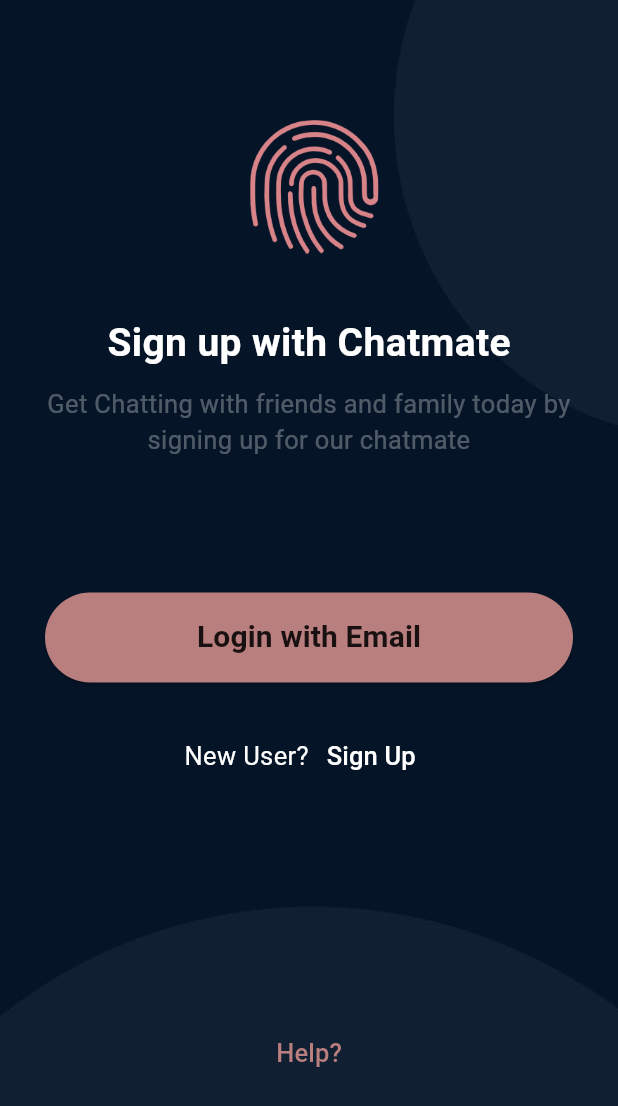
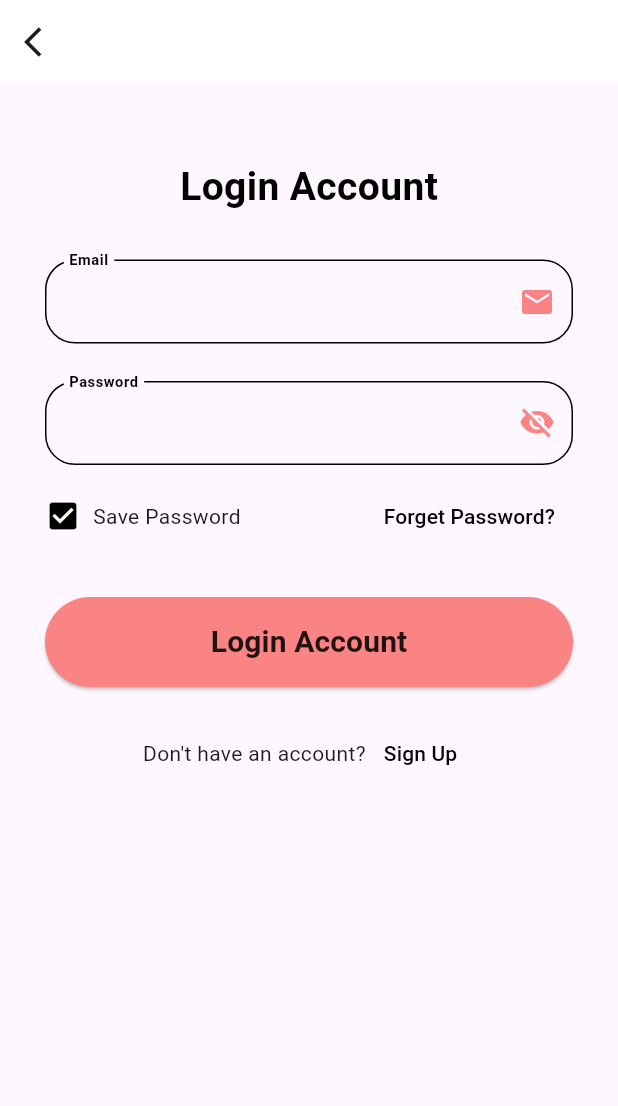
Before and after one commit to marufhasanmitul/chatmate, a Flutter app: the screen it shows after launch, after a tap on "Login with Email", on a phone screen of 412 x 824 dp. Shown: the top 1106 px of the screen. Run offline on Flutter 3.47's test engine with Material 2 defaults, Android fonts, the phone set to English and light mode, and no system bars; our stand-ins replace get.

Commit message:
helpScreen and LoginScreen has added

```diff
--- a/lib/Utils/colorAll.dart
+++ b/lib/Utils/colorAll.dart
@@ -13,5 +13,5 @@ class ColorAll {
     800: const Color(0xFF1565C0),
     900: const Color(0xFF0D47A1),
   };
-  static const Color primaryColor = Color(0xFFB97E7E);
+  static const Color primaryColor = Color(0xFFFA8484);
 }
--- a/lib/main.dart
+++ b/lib/main.dart
@@ -1,5 +1,6 @@
 import 'package:chatmate/screens/splash_screen.dart';
 import 'package:flutter/material.dart';
+import 'package:get/get.dart';
 
 void main() {
   runApp(const MyApp());
@@ -11,7 +12,7 @@ class MyApp extends StatelessWidget {
   // This widget is the root of your application.
   @override
   Widget build(BuildContext context) {
-    return MaterialApp(
+    return GetMaterialApp(
       debugShowCheckedModeBanner: false,
       title: 'Flutter Demo',
       theme: ThemeData(
--- /dev/null
+++ b/lib/screens/authScreens/LoginScreen.dart
@@ -0,0 +1,194 @@
+import 'package:chatmate/Utils/colorAll.dart';
+import 'package:chatmate/screens/splash_screen.dart';
+import 'package:flutter/material.dart';
+import 'package:get/get.dart';
+
+class LoginScreen extends StatefulWidget {
+  const LoginScreen({super.key});
+
+  @override
+  State<LoginScreen> createState() => _LoginScreenState();
+}
+
+class _LoginScreenState extends State<LoginScreen> {
+  final globalkey = GlobalKey<FormState>();
+  final TextEditingController emailController = TextEditingController();
+  final TextEditingController passwordController = TextEditingController();
+
+  String? _validateEmail(value) {
+    if (value!.isEmpty) {
+      return 'Please enter an Email';
+    }
+    RegExp emailReg = RegExp(r'^[\w-\.]+@([\w-]+\.)+[\w-]{2,4}$');
+    if (!emailReg.hasMatch(value)) {
+      return 'Please enter an valid email';
+    }
+    return null;
+  }
+
+  void _submitform() {
+    if (globalkey.currentState!.validate()) {}
+  }
+
+  @override
+  Widget build(BuildContext context) {
+    return Scaffold(
+      appBar: AppBar(
+        leading: IconButton(
+            onPressed: () {
+              Get.off(const SplashScreen());
+            },
+            icon: const Icon(Icons.arrow_back_ios)),
+        backgroundColor: Colors.white,
+        elevation: 0,
+      ),
+      body: SingleChildScrollView(
+        child: Container(
+            width: double.infinity,
+            height: MediaQuery.of(context).size.height,
+            padding: const EdgeInsets.symmetric(horizontal: 30, vertical: 50),
+            child: Column(
+              crossAxisAlignment: CrossAxisAlignment.center,
+              children: [
+                const Text(
+                  'Login Account',
+                  style: TextStyle(
+                      fontWeight: FontWeight.bold,
+                      fontSize: 26,
+                      color: Colors.black),
+                ),
+                const SizedBox(
+                  height: 30,
+                ),
+                Form(
+                  key: globalkey,
+                  child: Column(
+                    children: [
+                      TextFormField(
+                          controller: emailController,
+                          keyboardType: TextInputType.emailAddress,
+                          decoration: InputDecoration(
+                            suffixIcon: const Icon(
+                              Icons.mail,
+                            ),
+                            suffixIconColor: ColorAll.primaryColor,
+                            enabledBorder: OutlineInputBorder(
+                                borderRadius: BorderRadius.circular(20),
+                                borderSide: const BorderSide(color: Colors.black)),
+                            focusedBorder: OutlineInputBorder(
+                                borderRadius: BorderRadius.circular(20),
+                                borderSide:
+                                    const BorderSide(color: ColorAll.primaryColor)),
+                            floatingLabelBehavior: FloatingLabelBehavior.always,
+                            label: const Text(
+                              'Email',
+                              style:
+                                  TextStyle(color: Colors.black, fontSize: 13),
+                            ),
+                            labelStyle: const TextStyle(
+                                fontSize: 45, fontWeight: FontWeight.bold),
+                          ),
+                          validator: _validateEmail),
+                      const SizedBox(
+                        height: 25,
+                      ),
+                      TextFormField(
+                        controller: passwordController,
+                        keyboardType: TextInputType.visiblePassword,
+                        decoration: InputDecoration(
+                          suffixIcon: const Icon(Icons.visibility_off_sharp),
+                          suffixIconColor: ColorAll.primaryColor,
+                          enabledBorder: OutlineInputBorder(
+                              borderRadius: BorderRadius.circular(20),
+                              borderSide: const BorderSide(color: Colors.black)),
+                          focusedBorder: OutlineInputBorder(
+                              borderRadius: BorderRadius.circular(20),
+                              borderSide:
+                                  const BorderSide(color: ColorAll.primaryColor)),
+                          floatingLabelBehavior: FloatingLabelBehavior.always,
+                          label: const Text(
+                            'Password',
+                            style: TextStyle(color: Colors.black, fontSize: 13),
+                          ),
+                          labelStyle: const TextStyle(
+                              fontSize: 45, fontWeight: FontWeight.bold),
+                        ),
+                        validator: (value) {
+                          if (value == null || value!.isEmpty) {
+                            return 'Please Enter Password';
+                          } else if (value.length < 8) {
+                            return 'Please enter minimum 8 character';
+                          }
+                          return null;
+                        },
+                      ),
+                    ],
+                  ),
+                ),
+                const SizedBox(
+                  height: 10,
+                ),
+                Row(
+                  mainAxisAlignment: MainAxisAlignment.spaceBetween,
+                  children: [
+                    const Row(
+                      children: [
+                        Icon(
+                          Icons.check_box,
+                          color: Colors.black,
+                        ),
+                        SizedBox(
+                          width: 8,
+                        ),
+                        Text('Save Password')
+                      ],
+                    ),
+                    TextButton(
+                      onPressed: () {},
+                      child: const Text("Forget Password?",
+                          style: TextStyle(
+                              color: Colors.black,
+                              fontWeight: FontWeight.w500)),
+                    )
+                  ],
+                ),
+                const SizedBox(
+                  height: 30,
+                ),
+                SizedBox(
+                    height: 60,
+                    width: double.infinity,
+                    child: ElevatedButton(
+                        style: ElevatedButton.styleFrom(
+                            backgroundColor: ColorAll.primaryColor),
+                        onPressed: _submitform,
+                        child: const Text(
+                          "Login Account",
+                          style: TextStyle(
+                              color: Colors.black87,
+                              fontWeight: FontWeight.bold,
+                              fontSize: 20),
+                        ))),
+                const SizedBox(
+                  height: 20,
+                ),
+                Row(
+                  crossAxisAlignment: CrossAxisAlignment.center,
+                  mainAxisAlignment: MainAxisAlignment.center,
+                  children: [
+                    const Text("Don't have an account?"),
+                    TextButton(
+                      onPressed: () {},
+                      child: const Text("Sign Up",
+                          style: TextStyle(
+                              color: Colors.black,
+                              fontWeight: FontWeight.w500)),
+                    )
+                  ],
+                )
+              ],
+            )),
+      ),
+    );
+  }
+}
--- a/pubspec.yaml
+++ b/pubspec.yaml
@@ -35,6 +35,8 @@ dependencies:
   # The following adds the Cupertino Icons font to your application.
   # Use with the CupertinoIcons class for iOS style icons.
   cupertino_icons: ^1.0.2
+  get: ^4.6.6
+
 
 dev_dependencies:
   flutter_test:
```
Also changed, not shown: lib/screens/authScreens/helpPage.dart (added, +185 -0 lines), lib/screens/splash_screen.dart (+9 -2 lines), pubspec.lock.
